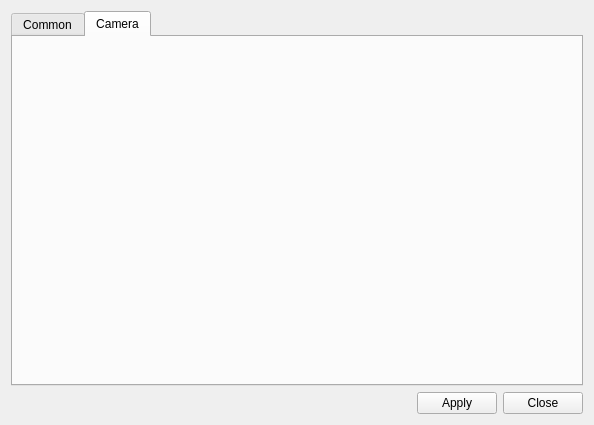
The window that qt/ReaderUI/ReaderUI/settings.ui (discodyer/Qt-AnscardScanner) describes before a commit, drawn with Qt 5.
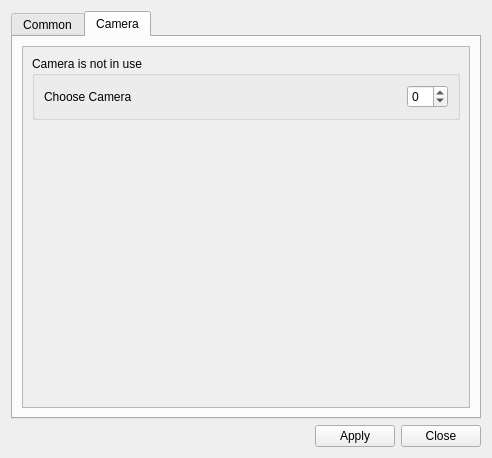
The same window after the commit. The open tabs and pages were chosen to show the change. Icons and pictures are not drawn.

```diff
--- a/qt/ReaderUI/ReaderUI/settings.ui
+++ b/qt/ReaderUI/ReaderUI/settings.ui
@@ -6,8 +6,8 @@
    <rect>
     <x>0</x>
     <y>0</y>
-    <width>594</width>
-    <height>425</height>
+    <width>492</width>
+    <height>458</height>
    </rect>
   </property>
   <property name="windowTitle">
@@ -16,6 +16,9 @@
   <layout class="QVBoxLayout" name="verticalLayout">
    <item>
     <widget class="QTabWidget" name="tabWidget">
+     <property name="enabled">
+      <bool>true</bool>
+     </property>
      <property name="currentIndex">
       <number>0</number>
      </property>
@@ -356,6 +359,82 @@
       <attribute name="title">
        <string>Camera</string>
       </attribute>
+      <layout class="QVBoxLayout" name="verticalLayout_4">
+       <item>
+        <widget class="QScrollArea" name="scrollArea_2">
+         <property name="widgetResizable">
+          <bool>true</bool>
+         </property>
+         <widget class="QWidget" name="scrollAreaWidgetContents_2">
+          <property name="geometry">
+           <rect>
+            <x>0</x>
+            <y>0</y>
+            <width>442</width>
+            <height>336</height>
+           </rect>
+          </property>
+          <layout class="QVBoxLayout" name="verticalLayout_5">
+           <item>
+            <widget class="QGroupBox" name="groupCameraSettings">
+             <property name="title">
+              <string>Camera is not in use</string>
+             </property>
+             <property name="checkable">
+              <bool>false</bool>
+             </property>
+             <property name="checked">
+              <bool>false</bool>
+             </property>
+             <layout class="QGridLayout" name="gridLayout_2">
+              <item row="0" column="0">
+               <widget class="QLabel" name="label_11">
+                <property name="text">
+                 <string>Choose Camera</string>
+                </property>
+               </widget>
+              </item>
+              <item row="0" column="2">
+               <widget class="QSpinBox" name="spinBox">
+                <property name="minimum">
+                 <number>-1</number>
+                </property>
+               </widget>
+              </item>
+              <item row="0" column="1">
+               <spacer name="horizontalSpacer_12">
+                <property name="orientation">
+                 <enum>Qt::Horizontal</enum>
+                </property>
+                <property name="sizeHint" stdset="0">
+                 <size>
+                  <width>40</width>
+                  <height>20</height>
+                 </size>
+                </property>
+               </spacer>
+              </item>
+             </layout>
+            </widget>
+           </item>
+           <item>
+            <spacer name="verticalSpacer_2">
+             <property name="orientation">
+              <enum>Qt::Vertical</enum>
+             </property>
+             <property name="sizeHint" stdset="0">
+              <size>
+               <width>20</width>
+               <height>224</height>
+              </size>
+             </property>
+            </spacer>
+           </item>
+          </layout>
+         </widget>
+        </widget>
+       </item>
+      </layout>
      </widget>
     </widget>
    </item>
```
Left out of the diff: 6 changed lines with no effect on the pictures.
